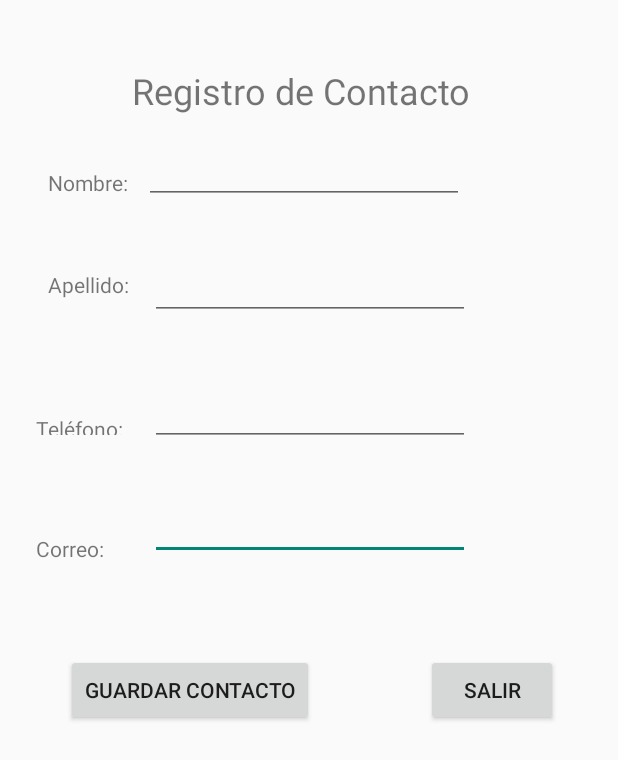
After one commit to NosakaKing/Agenda, an Android app built with Jetpack Compose: the NuevoActivity screen opened directly, with no data from a screen before it, on a phone screen of 412 x 824 dp. The commit adds this screen. Shown: the top 760 px of the screen. Run offline under Robolectric (Android 15) with nearby library versions, the phone set to English and light mode, and no system bars; our stand-ins replace Volley; network calls fail.

Commit message:
Feat: Contact Activity

```diff
--- a/app/src/main/AndroidManifest.xml
+++ b/app/src/main/AndroidManifest.xml
@@ -16,6 +16,7 @@
         android:usesCleartextTraffic="true"
         tools:targetApi="31">
         <activity android:name=".ContactoActivity" />
+        <activity android:name=".NuevoActivity" />
 
         <activity
             android:name=".PerfilActivity"/>
--- /dev/null
+++ b/app/src/main/res/layout/nuevo.xml
@@ -0,0 +1,125 @@
+<?xml version="1.0" encoding="utf-8"?>
+<androidx.constraintlayout.widget.ConstraintLayout xmlns:android="http://schemas.android.com/apk/res/android"
+    xmlns:app="http://schemas.android.com/apk/res-auto"
+    xmlns:tools="http://schemas.android.com/tools"
+    android:layout_width="match_parent"
+    android:layout_height="match_parent">
+
+    <TextView
+        android:id="@+id/lblTitle"
+        android:layout_width="252dp"
+        android:layout_height="37dp"
+        android:layout_marginStart="88dp"
+        android:layout_marginTop="44dp"
+        android:text="Registro de Contacto"
+        android:textSize="24sp"
+        app:layout_constraintStart_toStartOf="parent"
+        app:layout_constraintTop_toTopOf="parent" />
+
+    <TextView
+        android:id="@+id/lblNombre"
+        android:layout_width="wrap_content"
+        android:layout_height="wrap_content"
+        android:layout_marginStart="32dp"
+        android:layout_marginTop="112dp"
+        android:text="Nombre:"
+        app:layout_constraintStart_toStartOf="parent"
+        app:layout_constraintTop_toTopOf="parent" />
+
+    <TextView
+        android:id="@+id/lblApellido"
+        android:layout_width="wrap_content"
+        android:layout_height="wrap_content"
+        android:layout_marginStart="32dp"
+        android:layout_marginTop="180dp"
+        android:text="Apellido:"
+        app:layout_constraintStart_toStartOf="parent"
+        app:layout_constraintTop_toTopOf="parent" />
+
+    <TextView
+        android:id="@+id/lblTelefono"
+        android:layout_width="64dp"
+        android:layout_height="14dp"
+        android:layout_marginStart="24dp"
+        android:layout_marginTop="276dp"
+        android:text="Teléfono:"
+        app:layout_constraintStart_toStartOf="parent"
+        app:layout_constraintTop_toTopOf="parent" />
+
+    <TextView
+        android:id="@+id/lblCorreo"
+        android:layout_width="wrap_content"
+        android:layout_height="wrap_content"
+        android:layout_marginStart="24dp"
+        android:layout_marginTop="356dp"
+        android:text="Correo:"
+        app:layout_constraintStart_toStartOf="parent"
+        app:layout_constraintTop_toTopOf="parent" />
+
+    <EditText
+        android:id="@+id/txtCorreo"
+        android:layout_width="wrap_content"
+        android:layout_height="wrap_content"
+        android:layout_marginStart="100dp"
+        android:layout_marginTop="328dp"
+        android:ems="10"
+        android:inputType="textEmailAddress"
+        app:layout_constraintStart_toStartOf="parent"
+        app:layout_constraintTop_toTopOf="parent" />
+
+    <EditText
+        android:id="@+id/txtNombre"
+        android:layout_width="213dp"
+        android:layout_height="40dp"
+        android:layout_marginStart="96dp"
+        android:layout_marginTop="96dp"
+        android:ems="10"
+        android:inputType="text"
+        app:layout_constraintStart_toStartOf="parent"
+        app:layout_constraintTop_toTopOf="parent" />
+
+    <EditText
+        android:id="@+id/txtApellido"
+        android:layout_width="wrap_content"
+        android:layout_height="wrap_content"
+        android:layout_marginStart="100dp"
+        android:layout_marginTop="168dp"
+        android:ems="10"
+        android:inputType="text"
+        android:text=""
+        app:layout_constraintStart_toStartOf="parent"
+        app:layout_constraintTop_toTopOf="parent" />
+
+    <EditText
+        android:id="@+id/txtTelefono"
+        android:layout_width="wrap_content"
+        android:layout_height="wrap_content"
+        android:layout_marginStart="100dp"
+        android:layout_marginTop="252dp"
+        android:ems="10"
+        android:inputType="text"
+        android:text=""
+        app:layout_constraintStart_toStartOf="parent"
+        app:layout_constraintTop_toTopOf="parent" />
+
+    <Button
+        android:id="@+id/btnGuardar"
+        android:layout_width="wrap_content"
+        android:layout_height="wrap_content"
+        android:layout_marginStart="44dp"
+        android:layout_marginTop="436dp"
+        android:text="Guardar Contacto"
+        app:layout_constraintStart_toStartOf="parent"
+        app:layout_constraintTop_toTopOf="parent" />
+
+    <Button
+        android:id="@+id/btnSalir"
+        android:layout_width="wrap_content"
+        android:layout_height="wrap_content"
+        android:layout_marginTop="436dp"
+        android:layout_marginEnd="40dp"
+        android:text="Salir"
+        app:layout_constraintEnd_toEndOf="parent"
+        app:layout_constraintTop_toTopOf="parent" />
+
+</androidx.constraintlayout.widget.ConstraintLayout>
```
Also changed, not shown: app/src/main/java/com/example/myapplication/ContactoActivity.kt (+18 -4 lines), app/src/main/java/com/example/myapplication/NuevoActivity.kt (added, +184 -0 lines), app/src/main/res/layout/contacto.xml (+13 -2 lines).
